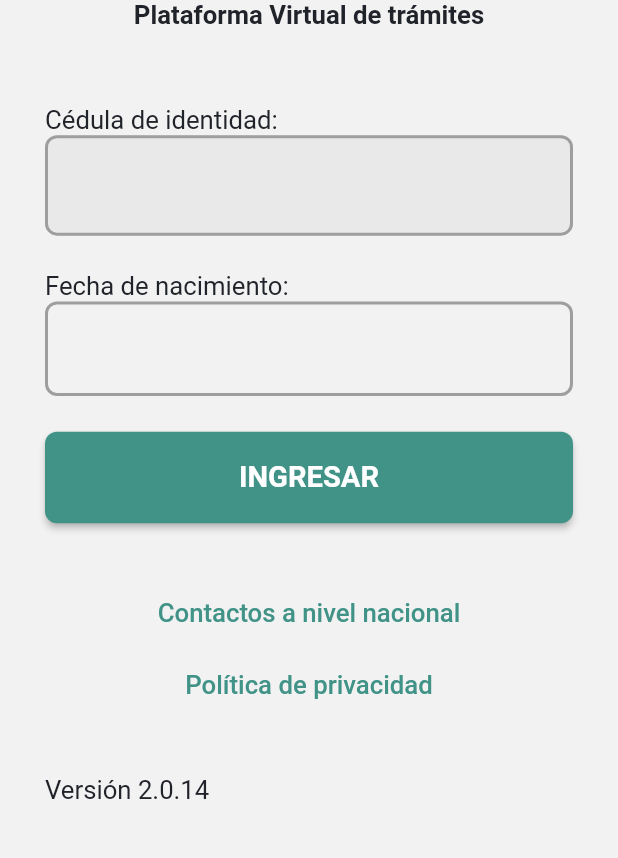
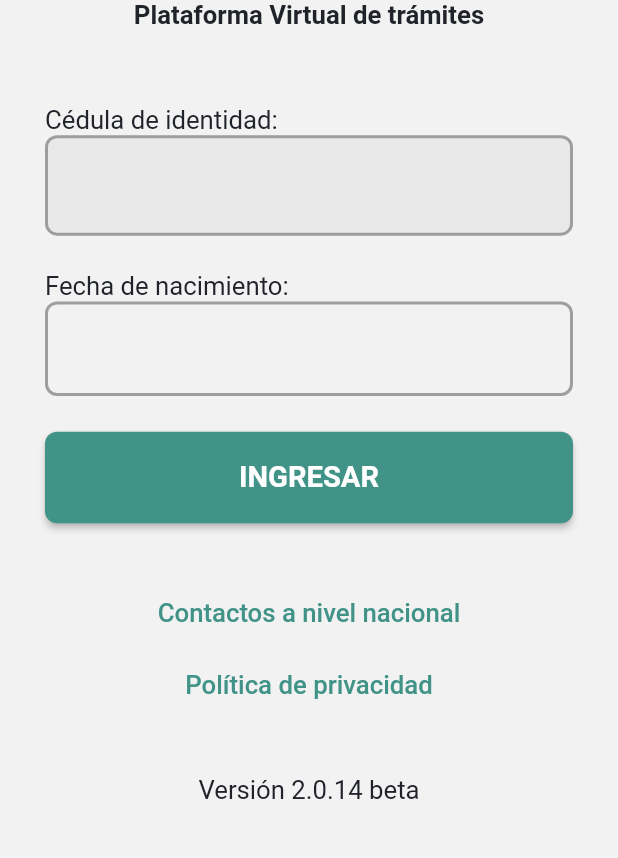
Before and after one commit to MUTUAL-DE-SERVICIOS-AL-POLICIA/pvtmovil, a Flutter app: the screen it shows after launch, on a phone screen of 412 x 824 dp, the part 329-1187 px from its top. Run offline on Flutter 3.47's test engine with Material 2 defaults, Android fonts, the phone set to English and light mode, and no system bars; our stand-ins replace animate_do, bloc, camera, connectivity_plus, device_info_plus, flutter_bloc and 13 more; missing offline and left inert: google_mlkit_text_recognition, map_launcher.

```diff
--- a/lib/components/image_input.dart
+++ b/lib/components/image_input.dart
@@ -77,8 +77,8 @@ class _ImageInputComponentState extends State<ImageInputComponent> {
       {BuildContext? context}) async {
     final XFile? pickedFile = await _picker.pickImage(
       source: source,
-      maxWidth: 640,
-      maxHeight: 480,
+      maxWidth: 540,
+      maxHeight: 380,
       imageQuality: 100,
     );
     if (pickedFile == null) return;
--- a/lib/screens/login.dart
+++ b/lib/screens/login.dart
@@ -309,7 +309,9 @@ class _ScreenLoginState extends State<ScreenLogin> {
                             SizedBox(
                               height: 30.h,
                             ),
-                            Text('Versión 2.0.14')
+                            Center(
+                              child: Text('Versión 2.0.14 beta'),
+                            )
                           ],
                         )),
                   if (!btnAccess)
--- a/lib/screens/pages/menu.dart
+++ b/lib/screens/pages/menu.dart
@@ -121,7 +121,7 @@ class _MenuDrawerState extends State<MenuDrawer> {
                   icon: Icons.info_outline,
                   onTap: () => closeSession(context)),
               Center(
-                child: Text('Versión 2.0.13 beta'),
+                child: Text('Versión 2.0.14 beta'),
               )
             ],
           ))),
```
Also changed, not shown: lib/screens/modal_enrolled/modal.dart (+9 -31 lines), 1 other file.
